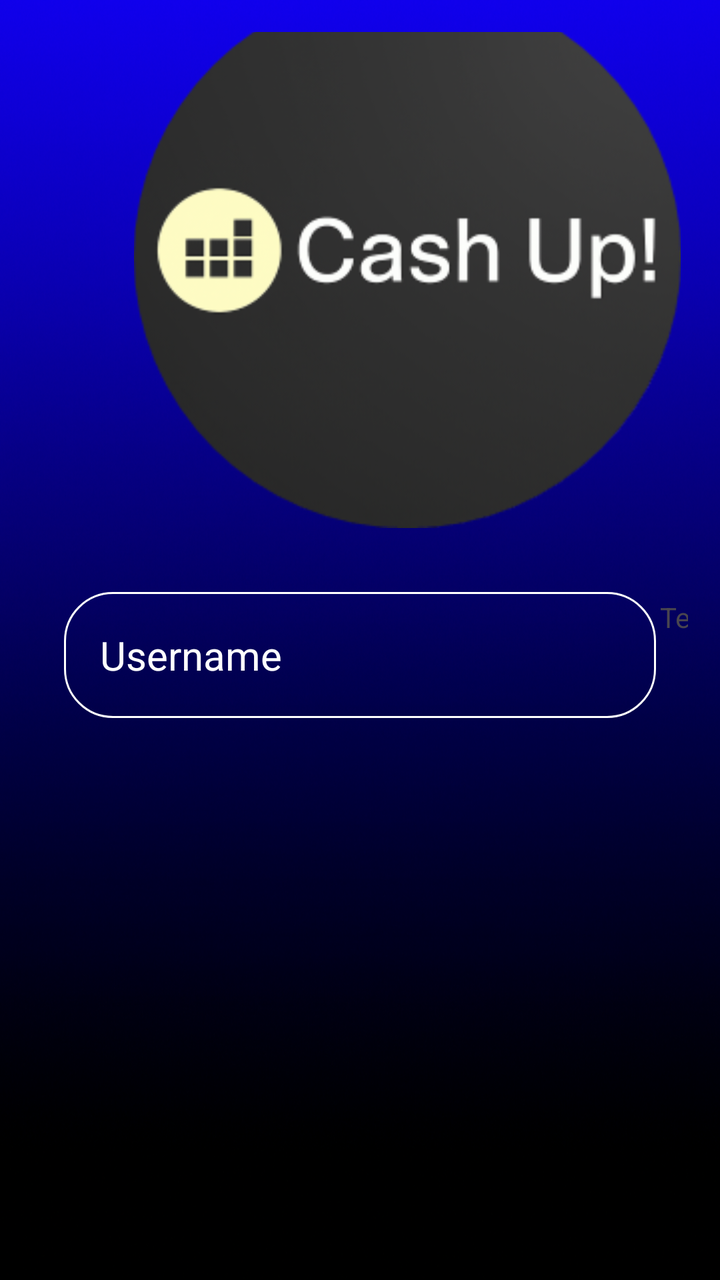
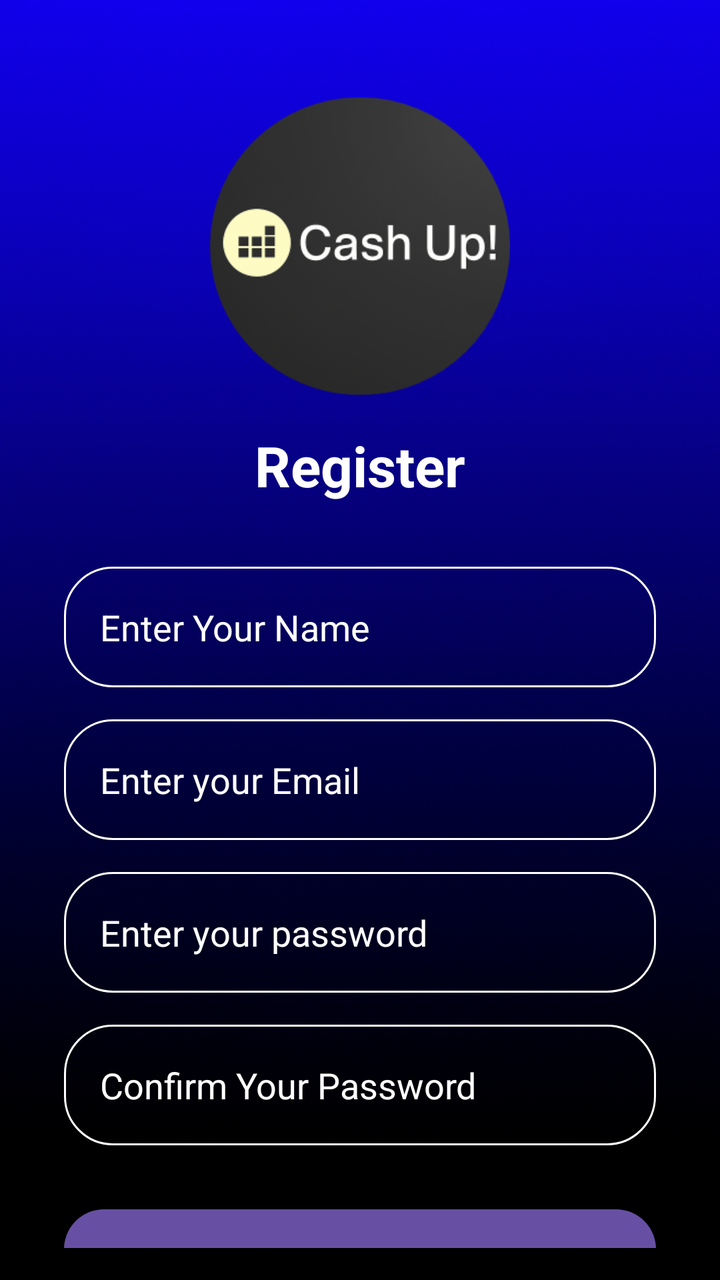

Two renders of the same Android screen: before a commit and after it. Below are the layout's source before the change and the commit's diff.
<!-- AndroidManifest.xml: application theme Theme.CashUp -->
<!-- res/layout/activity_register.xml -->
<?xml version="1.0" encoding="utf-8"?>
<androidx.constraintlayout.widget.ConstraintLayout xmlns:android="http://schemas.android.com/apk/res/android"
    xmlns:app="http://schemas.android.com/apk/res-auto"
    xmlns:tools="http://schemas.android.com/tools"
    android:layout_width="match_parent"
    android:layout_height="match_parent"
    android:background="@drawable/background"
    android:padding="16dp"
    >


    <ImageView
        android:id="@+id/imageView3"
        android:layout_width="wrap_content"
        android:layout_height="wrap_content"
        android:layout_marginStart="84dp"
        android:layout_marginTop="32dp"
        android:layout_marginEnd="37dp"
        android:layout_marginBottom="3dp"
        app:layout_constraintBottom_toTopOf="@+id/textView"
        app:layout_constraintEnd_toEndOf="parent"
        app:layout_constraintStart_toStartOf="parent"
        app:layout_constraintTop_toTopOf="parent"
        app:srcCompat="@drawable/logo" />

    <TextView
        android:id="@+id/textView"
        android:layout_width="wrap_content"
        android:layout_height="wrap_content"
        android:layout_marginStart="178dp"
        android:layout_marginTop="6dp"
        android:layout_marginEnd="159dp"
        android:layout_marginBottom="5dp"
        android:text="TextView"
        app:layout_constraintBottom_toTopOf="@+id/textView2"
        app:layout_constraintEnd_toEndOf="parent"
        app:layout_constraintStart_toStartOf="parent"
        app:layout_constraintTop_toBottomOf="@+id/imageView3" />

    <TextView
        android:id="@+id/textView2"
        android:layout_width="wrap_content"
        android:layout_height="wrap_content"
        android:layout_marginStart="2dp"
        android:layout_marginTop="2dp"
        android:layout_marginBottom="362dp"
        android:text="TextView"
        app:layout_constraintBottom_toBottomOf="parent"
        app:layout_constraintStart_toEndOf="@+id/name_input"
        app:layout_constraintTop_toBottomOf="@+id/textView" />



    

    <EditText
        android:id="@+id/name_input"
        android:layout_width="0dp"
        android:layout_height="wrap_content"
        android:layout_marginStart="16dp"
        android:layout_marginTop="32dp"
        android:layout_marginEnd="16dp"
        android:background="@drawable/rounded_corner"
        android:ems="10"
        android:hint="Username"
        android:inputType="text"
        android:padding="18dp"
        android:textColor="@color/white"
        android:textColorHint="@color/white"
        android:textSize="20sp"
        app:layout_constraintEnd_toEndOf="parent"
        app:layout_constraintHorizontal_bias="0.0"
        app:layout_constraintStart_toStartOf="parent"
        app:layout_constraintTop_toBottomOf="@id/imageView3" />


</androidx.constraintlayout.widget.ConstraintLayout>
<!-- resources referenced by this layout -->
<resources>
  <color name="white">#FFFFFFFF</color>
  <!-- drawable background: png bitmap (drawable, 768113 bytes) -->
  <!-- drawable logo: png bitmap (drawable, 45128 bytes) -->
  <!-- drawable rounded_corner (drawable) -->
  <?xml version="1.0" encoding="utf-8"?>
  <shape xmlns:android="http://schemas.android.com/apk/res/android"
      android:shape="rectangle"
      >
  <corners
          android:radius="24dp"/>
      <stroke
          android:width="1dp"
              android:color="@color/white" />
  </shape>
  <style name="Theme.CashUp" parent="Base.Theme.CashUp" />
  <style name="Base.Theme.CashUp" parent="Theme.Material3.DayNight.NoActionBar">
          
          
      </style>
</resources>

<!-- the commit's change to res/layout/activity_register.xml (unified diff, before → after) -->
@@ -5,54 +5,34 @@
     android:layout_width="match_parent"
     android:layout_height="match_parent"
     android:background="@drawable/background"
-    android:padding="16dp"
-    >
+    android:padding="16dp">
 
-
+    
     <ImageView
         android:id="@+id/imageView3"
-        android:layout_width="wrap_content"
-        android:layout_height="wrap_content"
-        android:layout_marginStart="84dp"
+        android:layout_width="150dp"
+        android:layout_height="150dp"
         android:layout_marginTop="32dp"
-        android:layout_marginEnd="37dp"
-        android:layout_marginBottom="3dp"
-        app:layout_constraintBottom_toTopOf="@+id/textView"
         app:layout_constraintEnd_toEndOf="parent"
         app:layout_constraintStart_toStartOf="parent"
         app:layout_constraintTop_toTopOf="parent"
         app:srcCompat="@drawable/logo" />
 
+    
     <TextView
         android:id="@+id/textView"
         android:layout_width="wrap_content"
         android:layout_height="wrap_content"
-        android:layout_marginStart="178dp"
-        android:layout_marginTop="6dp"
-        android:layout_marginEnd="159dp"
-        android:layout_marginBottom="5dp"
-        android:text="TextView"
-        app:layout_constraintBottom_toTopOf="@+id/textView2"
+        android:layout_marginTop="16dp"
+        android:text="Register"
+        android:textColor="@color/white"
+        android:textSize="28sp"
+        android:textStyle="bold"
         app:layout_constraintEnd_toEndOf="parent"
         app:layout_constraintStart_toStartOf="parent"
         app:layout_constraintTop_toBottomOf="@+id/imageView3" />
 
-    <TextView
-        android:id="@+id/textView2"
-        android:layout_width="wrap_content"
-        android:layout_height="wrap_content"
-        android:layout_marginStart="2dp"
-        android:layout_marginTop="2dp"
-        android:layout_marginBottom="362dp"
-        android:text="TextView"
-        app:layout_constraintBottom_toBottomOf="parent"
-        app:layout_constraintStart_toEndOf="@+id/name_input"
-        app:layout_constraintTop_toBottomOf="@+id/textView" />
-
-
-
     
-
     <EditText
         android:id="@+id/name_input"
         android:layout_width="0dp"
@@ -62,16 +42,92 @@
         android:layout_marginEnd="16dp"
         android:background="@drawable/rounded_corner"
         android:ems="10"
-        android:hint="Username"
-        android:inputType="text"
+        android:hint="Enter Your Name"
+        android:inputType="textPersonName"
         android:padding="18dp"
         android:textColor="@color/white"
         android:textColorHint="@color/white"
-        android:textSize="20sp"
+        android:textSize="18sp"
         app:layout_constraintEnd_toEndOf="parent"
-        app:layout_constraintHorizontal_bias="0.0"
         app:layout_constraintStart_toStartOf="parent"
-        app:layout_constraintTop_toBottomOf="@id/imageView3" />
+        app:layout_constraintTop_toBottomOf="@id/textView" />
+
+    
+    <EditText
+        android:id="@+id/email_input"
+        android:layout_width="0dp"
+        android:layout_height="wrap_content"
+        android:layout_marginStart="16dp"
+        android:layout_marginTop="16dp"
+        android:layout_marginEnd="16dp"
+        android:background="@drawable/rounded_corner"
+        android:ems="10"
+        android:hint="Enter your Email"
+        android:inputType="textEmailAddress"
+        android:padding="18dp"
+        android:textColor="@color/white"
+        android:textColorHint="@color/white"
+        android:textSize="18sp"
+        app:layout_constraintEnd_toEndOf="parent"
+        app:layout_constraintStart_toStartOf="parent"
+        app:layout_constraintTop_toBottomOf="@id/name_input" />
+
+    
+    <EditText
+        android:id="@+id/password_input"
+        android:layout_width="0dp"
+        android:layout_height="wrap_content"
+        android:layout_marginStart="16dp"
+        android:layout_marginTop="16dp"
+        android:layout_marginEnd="16dp"
+        android:background="@drawable/rounded_corner"
+        android:ems="10"
+        android:hint="Enter your password"
+        android:inputType="textPassword"
+        android:padding="18dp"
+        android:textColor="@color/white"
+        android:textColorHint="@color/white"
+        android:textSize="18sp"
+        app:layout_constraintEnd_toEndOf="parent"
+        app:layout_constraintStart_toStartOf="parent"
+        app:layout_constraintTop_toBottomOf="@id/email_input" />
+
+    
+    <EditText
+        android:id="@+id/confirm_password_input"
+        android:layout_width="0dp"
+        android:layout_height="wrap_content"
+        android:layout_marginStart="16dp"
+        android:layout_marginTop="16dp"
+        android:layout_marginEnd="16dp"
+        android:background="@drawable/rounded_corner"
+        android:ems="10"
+        android:hint="Confirm Your Password"
+        android:inputType="textPassword"
+        android:padding="18dp"
+        android:textColor="@color/white"
+        android:textColorHint="@color/white"
+        android:textSize="18sp"
+        app:layout_constraintEnd_toEndOf="parent"
+        app:layout_constraintStart_toStartOf="parent"
+        app:layout_constraintTop_toBottomOf="@id/password_input" />
+
+    
+    <Button
+        android:id="@+id/register_button"
+        android:layout_width="0dp"
+        android:layout_height="wrap_content"
+        android:layout_marginStart="16dp"
+        android:layout_marginTop="32dp"
+        android:layout_marginEnd="16dp"
+        android:background="@drawable/rounded_button_blue"
+        android:padding="18dp"
+        android:text="Register"
+        android:textColor="@color/white"
+        android:textSize="18sp"
+        app:layout_constraintEnd_toEndOf="parent"
+        app:layout_constraintStart_toStartOf="parent"
+        app:layout_constraintTop_toBottomOf="@+id/confirm_password_input" />
 
 
 </androidx.constraintlayout.widget.ConstraintLayout>
<!-- resource entries referenced after the edit -->
@@ -3,6 +3,13 @@
   <color name="white">#FFFFFFFF</color>
   <!-- drawable background: png bitmap (drawable, 768113 bytes) -->
   <!-- drawable logo: png bitmap (drawable, 45128 bytes) -->
+  <!-- drawable rounded_button_blue (drawable) -->
+  <?xml version="1.0" encoding="utf-8"?>
+  <shape xmlns:android="http://schemas.android.com/apk/res/android"
+      android:shape="rectangle">
+      <solid android:color="#2196F3" /> 
+      <corners android:radius="20dp" />
+  </shape>
   <!-- drawable rounded_corner (drawable) -->
   <?xml version="1.0" encoding="utf-8"?>
   <shape xmlns:android="http://schemas.android.com/apk/res/android"
